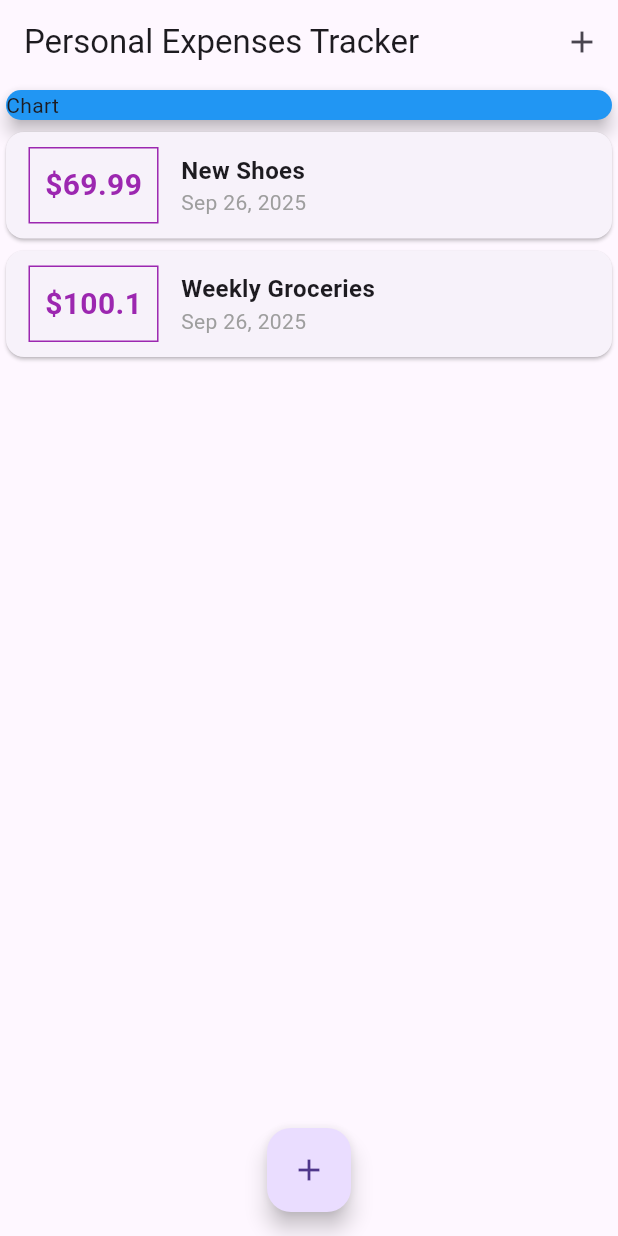
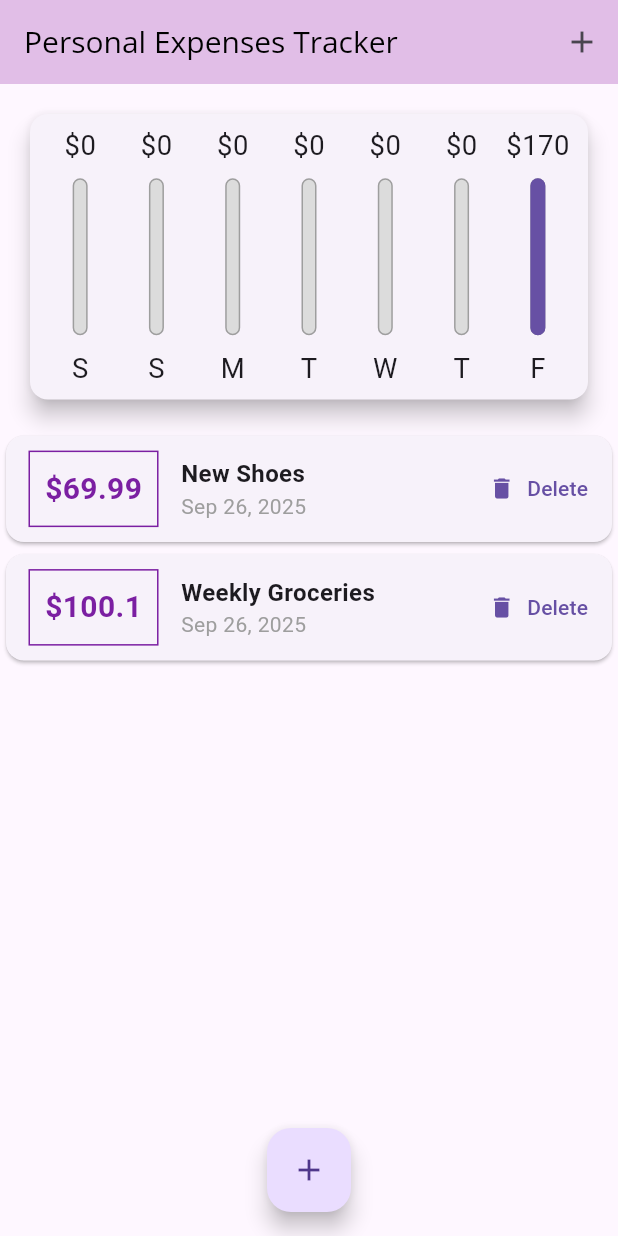
Before and after one commit to prince-udum/Personal-Expenses-Tracker, a Flutter app: the screen it shows after launch, on a phone screen of 412 x 824 dp. Run offline on Flutter 3.47's test engine with Material 3 defaults, Android fonts, the phone set to English and light mode, and no system bars.

Commit message:
added responsive layout to the app

```diff
--- a/lib/main.dart
+++ b/lib/main.dart
@@ -1,4 +1,6 @@
+import 'dart:io';
 import 'package:flutter/material.dart';
+import './widgets/chart.dart';
 import './widgets/transaction_list.dart';
 import './models/transaction.dart';
 import './widgets/new_transaction.dart';
@@ -14,20 +16,35 @@ class MyApp extends StatelessWidget {
   Widget build(BuildContext context) {
     return MaterialApp(
       title: 'Personal Expenses Tracker',
+      theme: ThemeData(
+        datePickerTheme: DatePickerThemeData(
+            headerBackgroundColor: Colors.purple,
+            headerForegroundColor: Colors.white),
+        primarySwatch: Colors.purple,
+        fontFamily: 'Quicksand',
+        textTheme: ThemeData.light().textTheme.copyWith(
+            titleLarge: TextStyle(
+                fontFamily: 'Opensans',
+                fontWeight: FontWeight.bold,
+                fontSize: 18)),
+        appBarTheme: AppBarTheme(
+            titleTextStyle: TextStyle(
+                fontFamily: 'Opensans', fontSize: 20, color: Colors.black)),
+      ),
       home: MyHome(),
     );
   }
 }
 
 class MyHome extends StatefulWidget {
-  MyHome({super.key});
+  const MyHome({super.key});
 
   @override
   State<MyHome> createState() => _MyHomeState();
 }
 
 class _MyHomeState extends State<MyHome> {
-  final List<Transaction> _userTransactions = [
+  List<Transaction> _userTransactions = [
     Transaction(
       id: 't1',
       title: 'New Shoes',
@@ -42,12 +59,30 @@ class _MyHomeState extends State<MyHome> {
     )
   ];
 
-  void _addNewTransaction(String title, double amount) {
+  void deleteTransaction(id) {
+    final newTx = _userTransactions.where((tx) => tx.id != id).toList();
+
+    setState(() {
+      _userTransactions = newTx;
+    });
+  }
+
+  List<Transaction> get _recentTransactions {
+    return _userTransactions.where((tx) {
+      return tx.date.isAfter(DateTime.now().subtract(
+        Duration(days: 7),
+      ));
+    }).toList();
+  }
+
+  bool _showChart = false;
+
+  void _addNewTransaction(String title, double amount, DateTime chosenDate) {
     final newTx = Transaction(
         id: DateTime.now().toString(),
         title: title,
         amount: amount,
-        date: DateTime.now());
+        date: chosenDate);
     setState(() {
       _userTransactions.add(newTx);
     });
@@ -63,8 +98,10 @@ class _MyHomeState extends State<MyHome> {
 
   @override
   Widget build(BuildContext context) {
-    return Scaffold(
-      appBar: AppBar(
+    final mediaQuery = MediaQuery.of(context);
+    final isLandscape = mediaQuery.orientation == Orientation.landscape;
+    final appBar = AppBar(
+      backgroundColor: Theme.of(context).primaryColorLight,
       title: const Text('Personal Expenses Tracker'),
       actions: [
         IconButton(
@@ -73,28 +110,68 @@ class _MyHomeState extends State<MyHome> {
             },
             icon: Icon(Icons.add))
       ],
+    );
+
+    final txListWidget = SizedBox(
+      height: (mediaQuery.size.height - appBar.preferredSize.height) * 0.7,
+      child: TransactionList(
+        transactions: _userTransactions,
+        deleteTx: deleteTransaction,
       ),
-      body: SingleChildScrollView(
+    );
+    return Scaffold(
+      appBar: appBar,
+      body: SafeArea(
+        child: SingleChildScrollView(
           child: Column(
             // mainAxisAlignment: MainAxisAlignment.spaceAround,
             crossAxisAlignment: CrossAxisAlignment.stretch,
             children: [
+              if (isLandscape)
+                Row(
+                  mainAxisAlignment: MainAxisAlignment.center,
+                  children: [
+                    Text('Show Chart'),
+                    Switch.adaptive(
+                        value: _showChart,
+                        onChanged: (val) {
+                          setState(() {
+                            _showChart = val;
+                          });
+                        })
+                  ],
+                ),
+              if (!isLandscape)
                 SizedBox(
-              width: double.infinity,
-              child: Card(
-                elevation: 5,
-                color: Colors.blue,
-                child: Text('Chart'),
+                  height: (mediaQuery.size.height -
+                          appBar.preferredSize.height -
+                          mediaQuery.padding.top) *
+                      0.3,
+                  child: Chart(
+                    recentTransactions: _recentTransactions,
                   ),
                 ),
-            TransactionList(
-              transactions: _userTransactions,
+              if (!isLandscape) txListWidget,
+              if (isLandscape)
+                _showChart
+                    ? SizedBox(
+                        height: (mediaQuery.size.height -
+                                appBar.preferredSize.height -
+                                mediaQuery.padding.top) *
+                            0.7,
+                        child: Chart(
+                          recentTransactions: _recentTransactions,
                         ),
+                      )
+                    : txListWidget
             ],
           ),
         ),
+      ),
       floatingActionButtonLocation: FloatingActionButtonLocation.centerFloat,
-      floatingActionButton: FloatingActionButton(
+      floatingActionButton: Platform.isIOS
+          ? Container()
+          : FloatingActionButton(
               onPressed: () {
                 _startAddNewTransaction(context);
               },
--- /dev/null
+++ b/lib/widgets/chart.dart
@@ -0,0 +1,61 @@
+import 'package:flutter/material.dart';
+import 'package:intl/intl.dart';
+import 'package:personal_expenses_tracker/widgets/chart_bar.dart';
+import '../models/transaction.dart';
+
+class Chart extends StatelessWidget {
+  const Chart({super.key, required this.recentTransactions});
+
+  final List<Transaction> recentTransactions;
+
+  List<Map<String, Object>> get groupedTransactionValues {
+    return List.generate(7, (index) {
+      final weekDay = DateTime.now().subtract(Duration(days: index));
+      var totalSum = 0.0;
+
+      for (var i = 0; i < recentTransactions.length; i++) {
+        if (recentTransactions[i].date.day == weekDay.day &&
+            recentTransactions[i].date.month == weekDay.month &&
+            recentTransactions[i].date.year == weekDay.year) {
+          totalSum += recentTransactions[i].amount;
+        }
+      }
+
+      return {
+        'day': DateFormat.E().format(weekDay).substring(0, 1),
+        'amount': totalSum
+      };
+    }).reversed.toList();
+  }
+
+  double get totalSpending {
+    return groupedTransactionValues.fold(0.0, (sum, item) {
+      return sum + (item['amount'] as double);
+    });
+  }
+
+  @override
+  Widget build(BuildContext context) {
+    return Card(
+      elevation: 6,
+      margin: EdgeInsets.all(20),
+      child: Padding(
+        padding: const EdgeInsets.all(8.0),
+        child: Row(
+          mainAxisAlignment: MainAxisAlignment.spaceAround,
+          children: groupedTransactionValues.map((data) {
+            return Flexible(
+              fit: FlexFit.tight,
+              child: ChartBar(
+                  label: (data['day'] as String),
+                  spendingAmount: (data['amount'] as double),
+                  spendingPctOfTotal: totalSpending == 0.0
+                      ? 0.0
+                      : (data['amount'] as double) / totalSpending),
+            );
+          }).toList(),
+        ),
+      ),
+    );
+  }
+}
--- /dev/null
+++ b/lib/widgets/chart_bar.dart
@@ -0,0 +1,53 @@
+import 'package:flutter/material.dart';
+
+class ChartBar extends StatelessWidget {
+  const ChartBar(
+      {super.key,
+      required this.label,
+      required this.spendingAmount,
+      required this.spendingPctOfTotal});
+
+  final String label;
+  final double spendingAmount;
+  final double spendingPctOfTotal;
+
+  @override
+  Widget build(BuildContext context) {
+    return LayoutBuilder(builder: (context, constraints) {
+      return Column(
+        spacing: constraints.maxHeight * 0.05,
+        children: [
+          SizedBox(
+              height: constraints.maxHeight * 0.15,
+              child: FittedBox(
+                  child: Text('\$${spendingAmount.toStringAsFixed(0)}'))),
+          SizedBox(
+            height: constraints.maxHeight * 0.6,
+            width: 10,
+            child: Stack(
+              children: [
+                Container(
+                  decoration: BoxDecoration(
+                      border: Border.all(color: Colors.grey, width: 1),
+                      color: Color.fromRGBO(220, 220, 220, 1),
+                      borderRadius: BorderRadius.circular(10)),
+                ),
+                FractionallySizedBox(
+                  heightFactor: spendingPctOfTotal,
+                  child: Container(
+                    decoration: BoxDecoration(
+                        color: Theme.of(context).primaryColor,
+                        borderRadius: BorderRadius.circular(10)),
+                  ),
+                )
+              ],
+            ),
+          ),
+          SizedBox(
+              height: constraints.maxHeight * 0.15,
+              child: FittedBox(child: Text(label)))
+        ],
+      );
+    });
+  }
+}
--- a/lib/widgets/new_transaction.dart
+++ b/lib/widgets/new_transaction.dart
@@ -1,4 +1,5 @@
 import 'package:flutter/material.dart';
+import 'package:intl/intl.dart';
 
 class NewTransaction extends StatefulWidget {
   const NewTransaction({super.key, required this.addNewTransaction});
@@ -10,46 +11,90 @@ class NewTransaction extends StatefulWidget {
 }
 
 class _NewTransactionState extends State<NewTransaction> {
-  final titleController = TextEditingController();
+  final _titleController = TextEditingController();
+  final _amountController = TextEditingController();
+  DateTime? _selectedDate;
 
-  final amountController = TextEditingController();
+  void _submitData() {
+    final enteredTitle = _titleController.text;
+    final enteredAmount = double.parse(_amountController.text);
 
-  void submitData() {
-    final enteredTitle = titleController.text;
-    final enteredAmount = double.parse(amountController.text);
-
-    if (enteredTitle.isEmpty || enteredAmount <= 0) {
+    if (enteredTitle.isEmpty || enteredAmount <= 0 || _selectedDate == null) {
       return;
     }
 
-    widget.addNewTransaction(enteredTitle, enteredAmount);
+    widget.addNewTransaction(enteredTitle, enteredAmount, _selectedDate);
 
     Navigator.of(context).pop();
   }
 
+  void _presentDatePicker() {
+    showDatePicker(
+            context: context,
+            firstDate: DateTime(2019),
+            lastDate: DateTime.now())
+        .then((pickedDate) {
+      if (pickedDate == null) {
+        return;
+      }
+      setState(() {
+        _selectedDate = pickedDate;
+      });
+    });
+  }
+
   @override
   Widget build(BuildContext context) {
-    return Card(
+    return SingleChildScrollView(
+      child: Card(
         child: Container(
-        padding: EdgeInsets.all(10),
+          padding: EdgeInsets.only(
+              top: 10,
+              left: 10,
+              right: 10,
+              bottom: MediaQuery.of(context).viewInsets.bottom + 10),
           child: Column(
             crossAxisAlignment: CrossAxisAlignment.end,
             children: [
               TextField(
                 decoration: InputDecoration(labelText: 'Title'),
-              controller: titleController,
+                controller: _titleController,
+                onSubmitted: (_) => _submitData(),
               ),
               TextField(
                   decoration: InputDecoration(labelText: 'Amount'),
-              controller: amountController,
+                  controller: _amountController,
+                  keyboardType: TextInputType.numberWithOptions(),
+                  onSubmitted: (_) => _submitData()),
+              SizedBox(
+                height: 70,
+                child: Row(
+                  children: [
+                    Expanded(
+                      child: Text(_selectedDate == null
+                          ? 'No Date Chosen!'
+                          : 'Picked Date: ${DateFormat.yMd().format(_selectedDate as DateTime)}'),
                     ),
                     TextButton(
-              onPressed: submitData,
+                        onPressed: _presentDatePicker,
+                        child: Text(
+                          'Choose Date',
+                          style: TextStyle(fontWeight: FontWeight.bold),
+                        ))
+                  ],
+                ),
+              ),
+              ElevatedButton(
+                style: ElevatedButton.styleFrom(
+                    backgroundColor: Theme.of(context).primaryColor,
+                    foregroundColor: Colors.white),
+                onPressed: _submitData,
                 child: const Text('Add Transaction'),
               )
             ],
           ),
         ),
+      ),
     );
   }
 }
--- a/lib/widgets/transaction_list.dart
+++ b/lib/widgets/transaction_list.dart
@@ -3,33 +3,42 @@ import 'package:intl/intl.dart';
 import '../models/transaction.dart';
 
 class TransactionList extends StatelessWidget {
-  const TransactionList({super.key, required this.transactions});
+  const TransactionList(
+      {super.key, required this.transactions, required this.deleteTx});
 
   final List<Transaction> transactions;
+  final Function deleteTx;
 
   @override
   Widget build(BuildContext context) {
-    return Container(
-        height: 300,
-        child: ListView.builder(
+    return transactions.isEmpty
+        ? Center(
+            child: Text(
+            'No Transaction added yet!',
+            style: TextStyle(fontWeight: FontWeight.bold, fontSize: 20),
+          ))
+        : ListView.builder(
             itemBuilder: (context, index) {
               return Card(
                 child: Row(
                   children: [
                     Container(
-                    margin: EdgeInsets.symmetric(vertical: 10, horizontal: 15),
+                      margin:
+                          EdgeInsets.symmetric(vertical: 10, horizontal: 15),
                       padding: EdgeInsets.all(10),
-                    decoration:
-                        BoxDecoration(border: Border.all(color: Colors.purple)),
+                      decoration: BoxDecoration(
+                          border: Border.all(
+                              color: Theme.of(context).primaryColorDark)),
                       child: Text(
                         '\$${transactions[index].amount}',
                         style: TextStyle(
                             fontWeight: FontWeight.bold,
                             fontSize: 20,
-                          color: Colors.purple),
+                            color: Theme.of(context).primaryColorDark),
                       ),
                     ),
-                  Column(
+                    Expanded(
+                      child: Column(
                         crossAxisAlignment: CrossAxisAlignment.start,
                         children: [
                           Text(
@@ -42,12 +51,27 @@ class TransactionList extends StatelessWidget {
                             style: TextStyle(color: Colors.grey),
                           ),
                         ],
+                      ),
+                    ),
+                    MediaQuery.of(context).size.width > 360
+                        ? TextButton.icon(
+                            onPressed: () {
+                              deleteTx(transactions[index].id);
+                            },
+                            label: Text('Delete'),
+                            icon: Icon(Icons.delete),
                           )
+                        : IconButton(
+                            onPressed: () {
+                              deleteTx(transactions[index].id);
+                            },
+                            icon: Icon(Icons.delete),
+                            color: Colors.purple)
                   ],
                 ),
               );
             },
             itemCount: transactions.length,
-        ));
+          );
   }
 }
```
Also changed, not shown: pubspec.yaml (+11 -11 lines), assets/fonts/OpenSans-Bold.ttf (added), assets/fonts/OpenSans-Regular.ttf (added), assets/fonts/Quicksand-Bold.ttf (added), assets/fonts/Quicksand-Light.ttf (added), assets/fonts/Quicksand-Medium.ttf (added), assets/fonts/Quicksand-Regular.ttf (added). Lines whose indentation alone changed are shown as unchanged.
